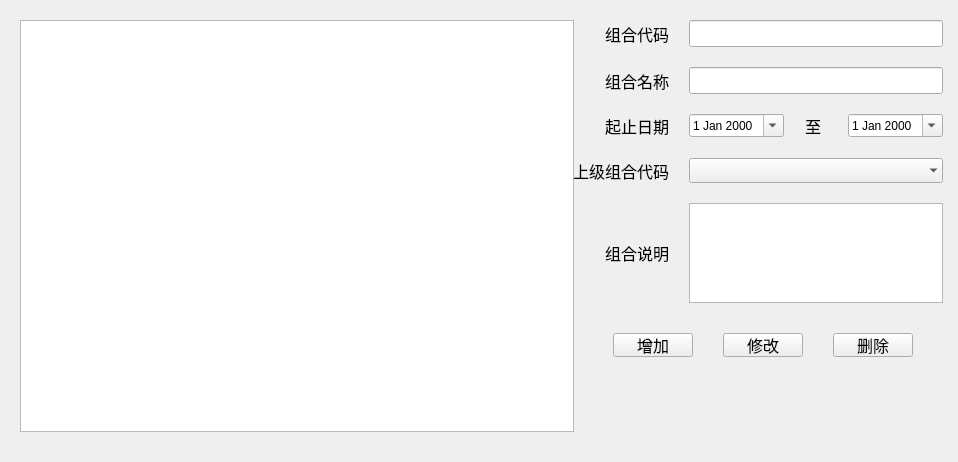
Old version of the form FML/view/mainframe/paramgrunion.ui in the repository ruofeng216/fmlnew.
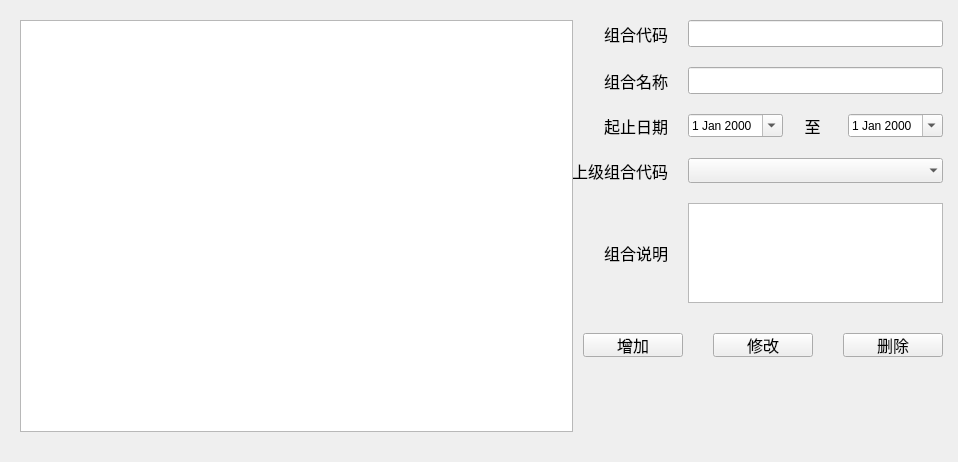
New version of the form.

Diff of the .ui file:
```diff
--- a/FML/view/mainframe/paramgrunion.ui
+++ b/FML/view/mainframe/paramgrunion.ui
@@ -446,7 +446,7 @@
          <widget class="QPushButton" name="pushButton_add">
           <property name="minimumSize">
            <size>
-            <width>0</width>
+            <width>100</width>
             <height>24</height>
            </size>
           </property>
@@ -470,7 +470,7 @@
          <widget class="QPushButton" name="pushButton_modify">
           <property name="minimumSize">
            <size>
-            <width>0</width>
+            <width>100</width>
             <height>24</height>
            </size>
           </property>
@@ -494,7 +494,7 @@
          <widget class="QPushButton" name="pushButton_delete">
           <property name="minimumSize">
            <size>
-            <width>0</width>
+            <width>100</width>
             <height>24</height>
            </size>
           </property>
```
